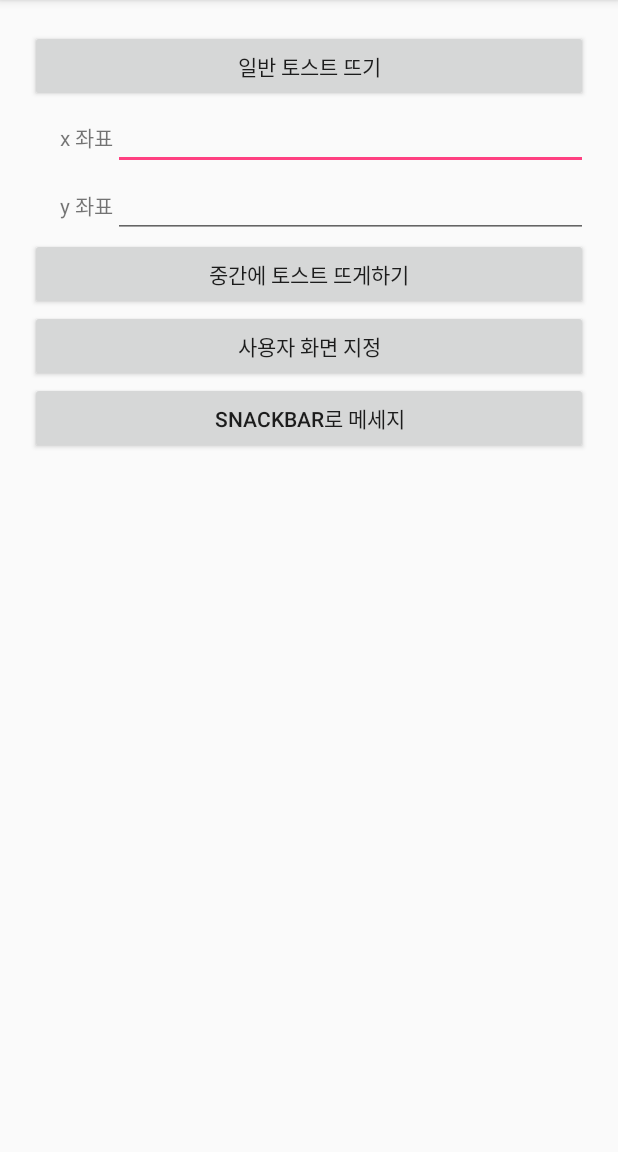
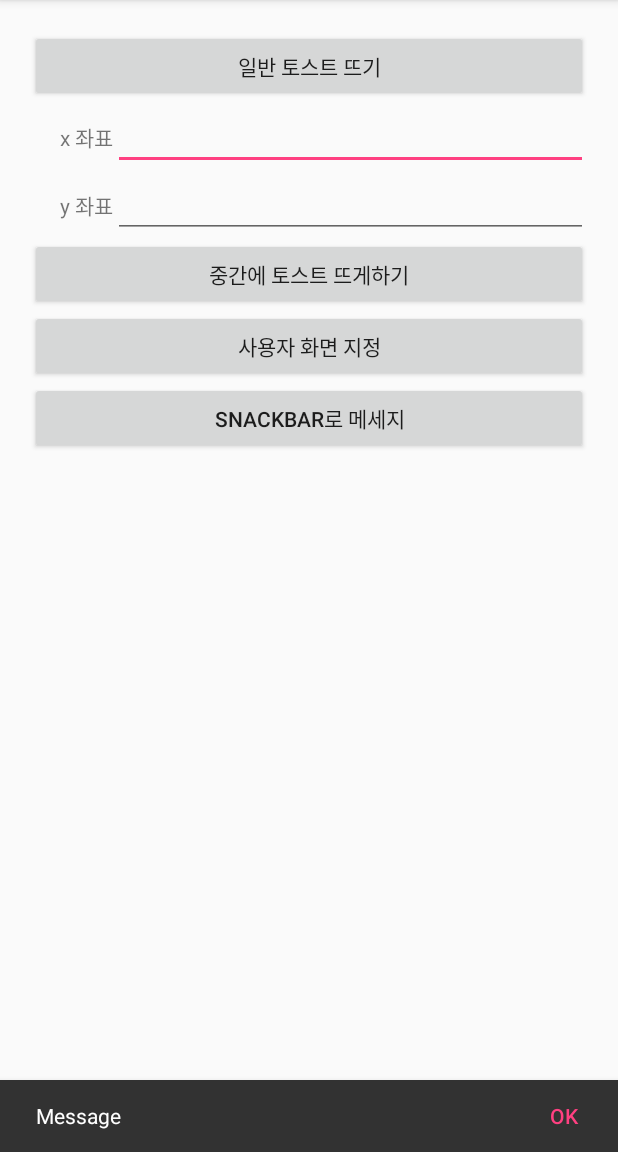
Before and after one commit to jisung0920/MobApp_05, an Android app: the screen it shows after launch (testActivity), after a tap on "SNACKBAR로 메세지", on a phone screen of 412 x 824 dp, the part 84-1236 px from its top. Run offline under Robolectric (Android 15) with nearby library versions, the phone set to English and light mode, and no system bars.

```diff
--- a/app/src/main/java/com/example/jisung/mobapp_05/testActivity.java
+++ b/app/src/main/java/com/example/jisung/mobapp_05/testActivity.java
@@ -1,5 +1,6 @@
 package com.example.jisung.mobapp_05;
 
+import android.support.design.widget.Snackbar;
 import android.support.v7.app.AppCompatActivity;
 import android.os.Bundle;
 import android.view.Gravity;
@@ -34,6 +35,15 @@ public class testActivity extends AppCompatActivity {
             toastView.setView(view);
             toastView.show();
         }
+        else if(v.getId() == R.id.b4){//ctrl+P 를 누르면 인자 확인
+            Snackbar.make(v,"Message",2000).setAction("OK", new View.OnClickListener() {
+                @Override
+                public void onClick(View v) {
+                    Toast.makeText(getApplicationContext(),"ok",Toast.LENGTH_SHORT).show();
+                }
+            }).show();
+            //setAction (버튼내용, 이벤트 내용)
+        }
 
     }
 
```
